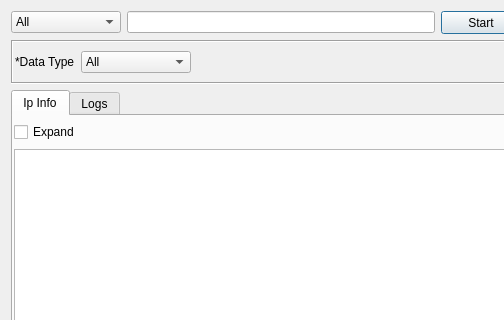
Above: gui/src/tools/NSTool.ui from 3nock/OTE before the change; both pictures show x 0 to 504 and y 0 to 320 of the 618 by 500 pixel window. Below: the same form after it.
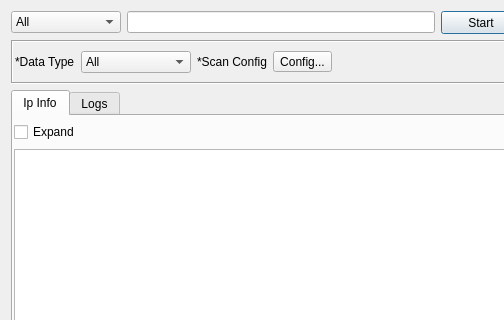
That is the form after the change.

Commit message: added new passive scan configuration dialog

Diff of the .ui file:
```diff
--- a/gui/src/tools/NSTool.ui
+++ b/gui/src/tools/NSTool.ui
@@ -121,6 +121,20 @@
         </item>
        </widget>
       </item>
+      <item>
+       <widget class="QLabel" name="label_2">
+        <property name="text">
+         <string>*Scan Config</string>
+        </property>
+       </widget>
+      </item>
+      <item>
+       <widget class="QToolButton" name="buttonConfig">
+        <property name="text">
+         <string>Config...</string>
+        </property>
+       </widget>
+      </item>
       <item>
        <spacer name="horizontalSpacer">
         <property name="orientation">
```
The commit also changes 37 other files.
